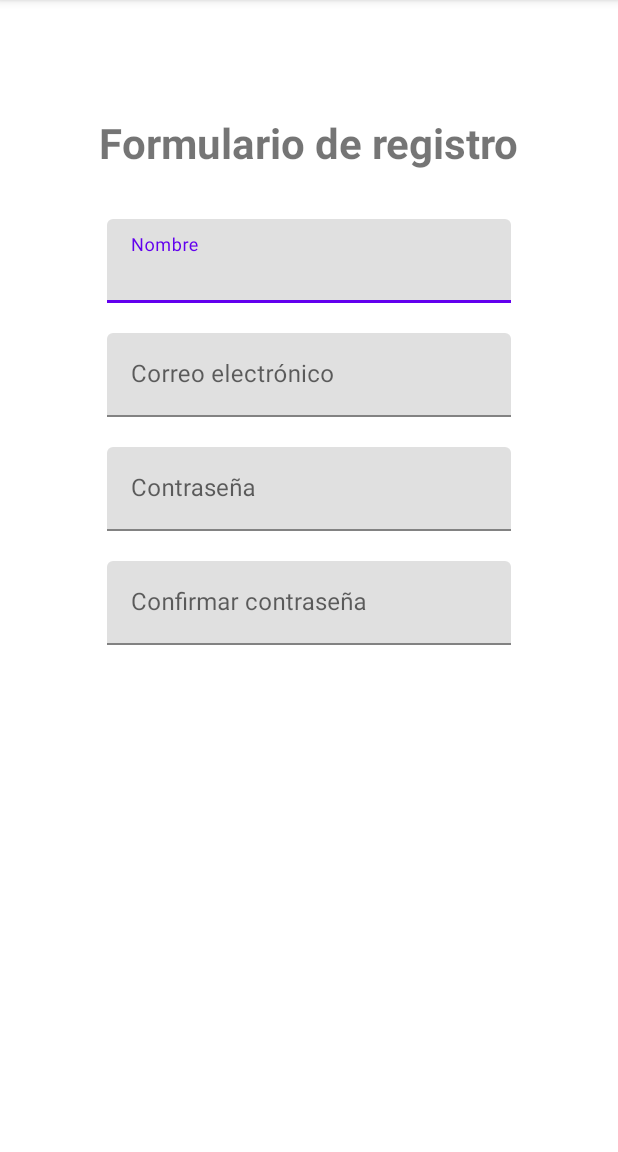
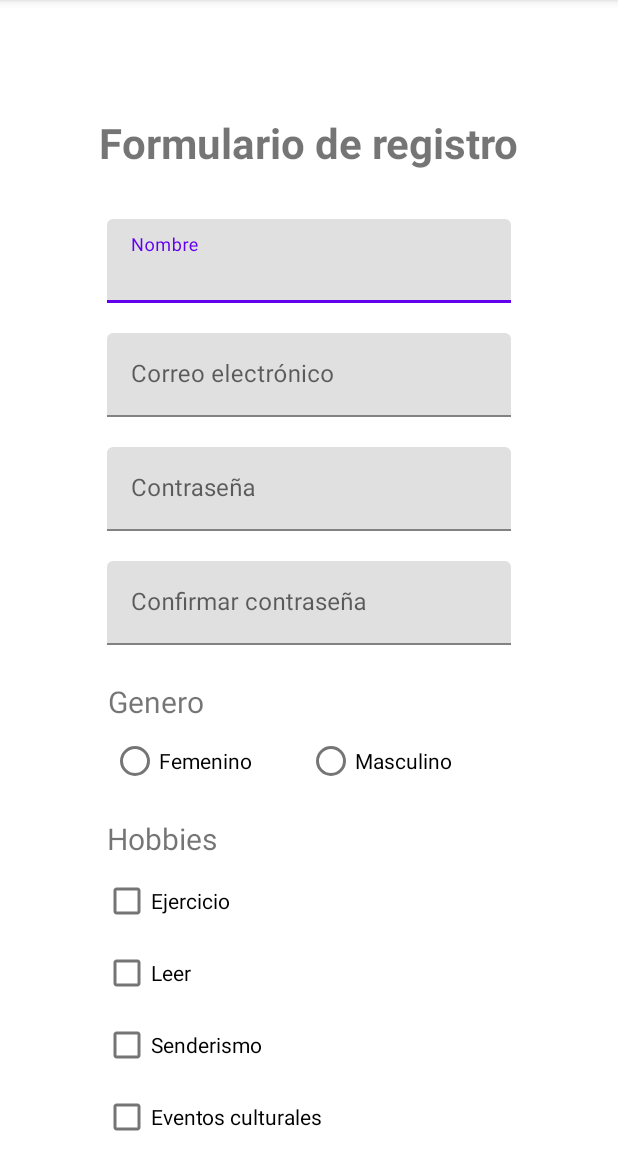
Before and after one commit to Gab-0r/AppsMoviles_Lab1_1, an Android app: the screen it shows after launch (MainActivity), on a phone screen of 412 x 824 dp, the part 84-1236 px from its top. Run offline under Robolectric (Android 15) with nearby library versions, the phone set to English and light mode, and no system bars.

Commit message:
Segunda parte terminada. Pendiente: Selección fecha de nacimiento, etc. No funciona adecuadamente el scroll.

```diff
--- a/app/src/main/res/layout/activity_main.xml
+++ b/app/src/main/res/layout/activity_main.xml
@@ -4,6 +4,7 @@
     xmlns:tools="http://schemas.android.com/tools"
     android:layout_width="match_parent"
     android:layout_height="match_parent"
+    android:orientation="horizontal"
     tools:context=".MainActivity">
 
     <TextView
@@ -94,6 +95,115 @@
             android:layout_height="wrap_content"
             android:hint="@string/string_confirmarpass"
             android:inputType="textPassword" />
+
     </com.google.android.material.textfield.TextInputLayout>
 
+    <TextView
+        android:id="@+id/textView_genero"
+        android:layout_width="wrap_content"
+        android:layout_height="wrap_content"
+        android:layout_marginStart="72dp"
+        android:layout_marginTop="20dp"
+        android:layout_marginEnd="294dp"
+        android:text="@string/string_genero"
+        android:textSize="20sp"
+        app:layout_constraintEnd_toEndOf="parent"
+        app:layout_constraintHorizontal_bias="0.0"
+        app:layout_constraintStart_toStartOf="parent"
+        app:layout_constraintTop_toBottomOf="@+id/textInputLayout_confirmPass" />
+
+    <RadioGroup
+        android:id="@+id/RadioGroup_genero"
+        android:layout_width="264dp"
+        android:layout_height="44dp"
+        android:layout_marginStart="16dp"
+        android:layout_marginTop="4dp"
+        android:layout_marginEnd="16dp"
+        android:orientation="horizontal"
+        app:layout_constraintEnd_toEndOf="parent"
+        app:layout_constraintStart_toStartOf="parent"
+        app:layout_constraintTop_toBottomOf="@+id/textView_genero">
+
+        <RadioButton
+            android:id="@+id/radioButton_femenino"
+            android:layout_width="wrap_content"
+            android:layout_height="wrap_content"
+            android:layout_weight="1"
+            android:text="@string/string_femenino"
+            tools:ignore="TouchTargetSizeCheck,TouchTargetSizeCheck" />
+
+        <RadioButton
+            android:id="@+id/radioButton_masculino"
+            android:layout_width="wrap_content"
+            android:layout_height="wrap_content"
+            android:layout_weight="1"
+            android:text="@string/string_masculino"
+            tools:ignore="TouchTargetSizeCheck" />
+    </RadioGroup>
+
+    <TextView
+        android:id="@+id/textView_hobbies"
+        android:layout_width="wrap_content"
+        android:layout_height="wrap_content"
+        android:layout_marginStart="72dp"
+        android:layout_marginTop="16dp"
+        android:layout_marginEnd="282dp"
+        android:text="@string/string_hobbies"
+        android:textSize="20sp"
+        app:layout_constraintEnd_toEndOf="parent"
+        app:layout_constraintHorizontal_bias="0.055"
+        app:layout_constraintStart_toStartOf="parent"
+        app:layout_constraintTop_toBottomOf="@+id/RadioGroup_genero" />
+
+    <LinearLayout
+        android:id="@+id/linearLayout"
+        android:layout_width="281dp"
+        android:layout_height="194dp"
+        android:layout_marginStart="121dp"
+        android:layout_marginTop="4dp"
+        android:layout_marginEnd="272dp"
+        android:orientation="vertical"
+        app:layout_constraintEnd_toEndOf="parent"
+        app:layout_constraintHorizontal_bias="0.203"
+        app:layout_constraintStart_toStartOf="parent"
+        app:layout_constraintTop_toBottomOf="@+id/textView_hobbies">
+
+        <CheckBox
+            android:id="@+id/checkBox_ejercicio"
+            android:layout_width="match_parent"
+            android:layout_height="wrap_content"
+            android:text="@string/string_ejercicio" />
+
+        <CheckBox
+            android:id="@+id/checkBox_leer"
+            android:layout_width="match_parent"
+            android:layout_height="wrap_content"
+            android:text="@string/string_leer" />
+
+        <CheckBox
+            android:id="@+id/checkBox_senderismo"
+            android:layout_width="match_parent"
+            android:layout_height="wrap_content"
+            android:text="@string/string_senderismo" />
+
+        <CheckBox
+            android:id="@+id/checkBox_eventos"
+            android:layout_width="match_parent"
+            android:layout_height="wrap_content"
+            android:text="@string/string_eventos" />
+    </LinearLayout>
+
+    <TextView
+        android:id="@+id/textView_fnacimiento"
+        android:layout_width="wrap_content"
+        android:layout_height="wrap_content"
+        android:layout_marginStart="72dp"
+        android:layout_marginTop="16dp"
+        android:layout_marginEnd="304dp"
+        android:text="@string/string_fnacimiento"
+        app:layout_constraintEnd_toEndOf="parent"
+        app:layout_constraintHorizontal_bias="0.0"
+        app:layout_constraintStart_toStartOf="parent"
+        app:layout_constraintTop_toBottomOf="@+id/linearLayout" />
+
 </androidx.constraintlayout.widget.ConstraintLayout>
--- a/app/src/main/res/values/strings.xml
+++ b/app/src/main/res/values/strings.xml
@@ -5,4 +5,13 @@
     <string name="string_contrasena">Contraseña</string>
     <string name="string_confirmarpass">Confirmar contraseña</string>
     <string name="string_tituloformulario">Formulario de registro</string>
+    <string name="string_femenino">Femenino</string>
+    <string name="string_masculino">Masculino</string>
+    <string name="string_genero">Genero</string>
+    <string name="string_hobbies">Hobbies</string>
+    <string name="string_ejercicio">Ejercicio</string>
+    <string name="string_leer">Leer</string>
+    <string name="string_senderismo">Senderismo</string>
+    <string name="string_eventos">Eventos culturales</string>
+    <string name="string_fnacimiento">Fecha de nacimiento</string>
 </resources>
```
